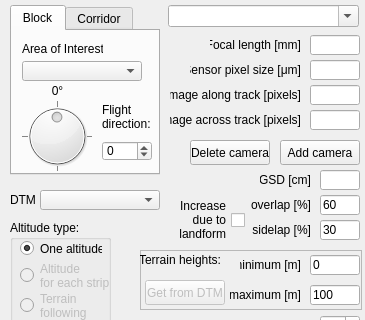
Old version of the form flight_planner_dialog_base.ui in the repository JMG30/flight_planner; both pictures show x 0 to 365 and y 0 to 320 of the 365 by 523 pixel window.
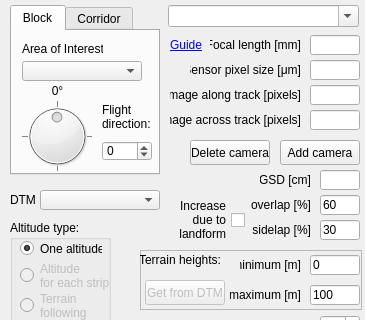
New version of the form. Custom widgets are drawn as their Qt base class.

Diff of the .ui file:
```diff
--- a/flight_planner_dialog_base.ui
+++ b/flight_planner_dialog_base.ui
@@ -1200,6 +1200,23 @@
     <string>&lt;html&gt;&lt;head/&gt;&lt;body&gt;&lt;p&gt;&lt;span style=&quot; font-size:9pt; font-weight:600;&quot;&gt;Flight control&lt;/span&gt;&lt;/p&gt;&lt;/body&gt;&lt;/html&gt;</string>
    </property>
   </widget>
+  <widget class="QLabel" name="labelGuide">
+   <property name="geometry">
+    <rect>
+     <x>170</x>
+     <y>35</y>
+     <width>35</width>
+     <height>20</height>
+    </rect>
+   </property>
+   <property name="text">
+    <string>&lt;html&gt;&lt;head/&gt;&lt;body&gt;&lt;p&gt;&lt;a href=&quot;https://github.com/JMG30/flight_planner/wiki/Guide&quot;&gt;&lt;span style=&quot; text-decoration: underline; color:#0000ff;&quot;&gt;Guide&lt;/span&gt;&lt;/a&gt;&lt;/p&gt;&lt;/body&gt;&lt;/html&gt;</string>
+   </property>
+   <property name="openExternalLinks">
+    <bool>true</bool>
+   </property>
+  </widget>
+  <zorder>tabWidget</zorder>
   <zorder>frame</zorder>
   <zorder>frame_2</zorder>
   <zorder>tabWidget</zorder>
```
Left out of the diff: 2 changed lines with no effect on the pictures.
